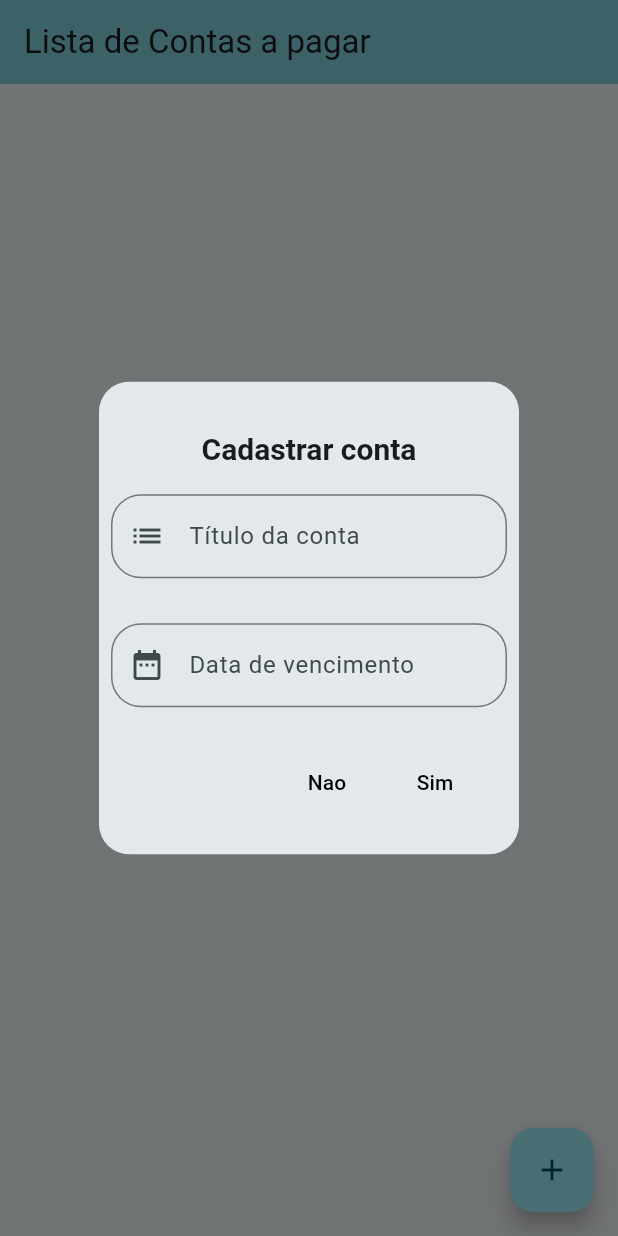
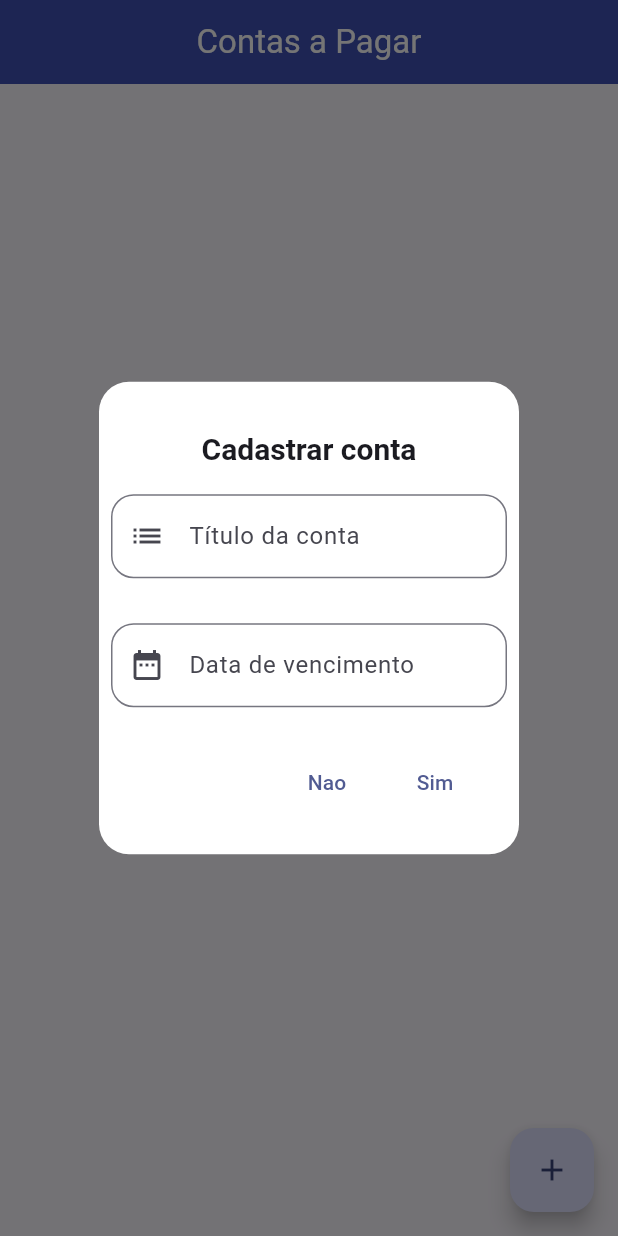
Before and after one commit to KaremSouza12/list_of_accounts_to_pay, a Flutter app: the screen it shows after launch, after a tap on the "add" icon, on a phone screen of 412 x 824 dp. Run offline on Flutter 3.47's test engine with Material 2 defaults, Android fonts, the phone set to English and light mode, and no system bars; our stand-ins replace fluttertoast, sqflite; accounts and stored records are empty.

Commit message:
Change color theme

```diff
--- a/lib/main.dart
+++ b/lib/main.dart
@@ -21,17 +21,14 @@ class MyApp extends StatelessWidget {
   Widget build(BuildContext context) {
     return MaterialApp(
       debugShowCheckedModeBanner: false,
-      title: 'Flutter Demo',
       theme: ThemeData(
+        primaryColor: Colors.indigo,
         colorScheme: ColorScheme.fromSeed(
-          primary: Colors.black,
-          seedColor: const Color.fromARGB(255, 10, 10, 10),
+          seedColor: Colors.indigo,
         ),
         useMaterial3: true,
       ),
-      home: const ListAccounts(
-        title: 'Lista de Contas a pagar',
-      ),
+      home: const ListAccounts(),
     );
   }
 }
--- a/lib/pages/list_accounts.dart
+++ b/lib/pages/list_accounts.dart
@@ -1,5 +1,4 @@
 import 'package:flutter/material.dart';
-import 'package:pay_count/models/accounts.dart';
 import 'package:pay_count/repositories/accounts_repository.dart';
 import 'package:pay_count/service/utils_service.dart';
 import 'package:pay_count/widgets/accounts_tile_widget.dart';
@@ -7,9 +6,9 @@ import 'package:pay_count/widgets/alert_dialog_fome.dart';
 import 'package:provider/provider.dart';
 
 class ListAccounts extends StatefulWidget {
-  const ListAccounts({super.key, required this.title});
-
-  final String title;
+  const ListAccounts({
+    super.key,
+  });
 
   @override
   State<ListAccounts> createState() => _ListAccountsState();
@@ -46,8 +45,14 @@ class _ListAccountsState extends State<ListAccounts> {
 
     return Scaffold(
       appBar: AppBar(
-        backgroundColor: Theme.of(context).colorScheme.inversePrimary,
-        title: Text(widget.title),
+        centerTitle: true,
+        title: const Text(
+          'Contas a Pagar',
+          style: TextStyle(
+            color: Colors.white,
+          ),
+        ),
+        backgroundColor: Theme.of(context).primaryColor,
       ),
       body: Column(
         children: [
--- a/lib/widgets/alert_dialog_fome.dart
+++ b/lib/widgets/alert_dialog_fome.dart
@@ -1,4 +1,5 @@
 import 'package:flutter/material.dart';
+import 'package:fluttertoast/fluttertoast.dart';
 import 'package:pay_count/models/accounts.dart';
 import 'package:pay_count/repositories/accounts_repository.dart';
 import 'package:pay_count/service/utils_service.dart';
@@ -23,9 +24,15 @@ class AlertDialogForm extends StatefulWidget {
 
 class _AlertDialogFormState extends State<AlertDialogForm> {
   final UtilsServices utilsServices = UtilsServices();
+  void cleaFiels() {
+    widget.titleController.text = '';
+    widget.dueDateController.text = '';
+  }
+
   @override
   Widget build(BuildContext context) {
     return AlertDialog(
+      backgroundColor: Colors.white,
       contentPadding: const EdgeInsets.all(8),
       shape: RoundedRectangleBorder(
         borderRadius: BorderRadius.circular(20),
@@ -54,7 +61,11 @@ class _AlertDialogFormState extends State<AlertDialogForm> {
                   prefixIcon: const Icon(Icons.list),
                   hintText: 'Título da conta',
                   border: OutlineInputBorder(
-                    borderRadius: BorderRadius.circular(20),
+                    borderRadius: BorderRadius.circular(15),
+                    borderSide: const BorderSide(
+                      width: 3,
+                      color: Colors.indigo,
+                    ),
                   ),
                 ),
               ),
@@ -65,7 +76,11 @@ class _AlertDialogFormState extends State<AlertDialogForm> {
                 prefixIcon: const Icon(Icons.date_range),
                 hintText: 'Data de vencimento',
                 border: OutlineInputBorder(
-                  borderRadius: BorderRadius.circular(20),
+                  borderRadius: BorderRadius.circular(15),
+                  borderSide: const BorderSide(
+                    width: 3,
+                    color: Colors.indigo,
+                  ),
                 ),
               ),
               onTap: () async {
@@ -99,6 +114,17 @@ class _AlertDialogFormState extends State<AlertDialogForm> {
             textStyle: Theme.of(context).textTheme.labelLarge,
           ),
           onPressed: () {
+            if (widget.titleController.text == '' ||
+                widget.dueDateController.text == '') {
+              Fluttertoast.showToast(
+                  msg: "Preencha um dos campos",
+                  toastLength: Toast.LENGTH_SHORT,
+                  gravity: ToastGravity.TOP,
+                  timeInSecForIosWeb: 1,
+                  backgroundColor: Colors.black38,
+                  textColor: Colors.white,
+                  fontSize: 16.0);
+            } else {
               Navigator.of(context).pop(true);
 
               final data = Account(
@@ -110,6 +136,8 @@ class _AlertDialogFormState extends State<AlertDialogForm> {
               widget.isUpdate == true
                   ? 'teste'
                   : widget.accountsRepository.createData(data);
+              cleaFiels();
+            }
           },
           child: const Text('Sim'),
         )
--- a/pubspec.yaml
+++ b/pubspec.yaml
@@ -40,6 +40,7 @@ dependencies:
   go_router: ^6.5.5
   provider: ^6.0.5
   intl: ^0.18.0
+  fluttertoast: ^8.2.1
 
 dev_dependencies:
   flutter_test:
```
Also changed, not shown: lib/widgets/accounts_tile_widget.dart (+15 -16 lines), pubspec.lock, 1 other file. Lines whose indentation alone changed are shown as unchanged.
